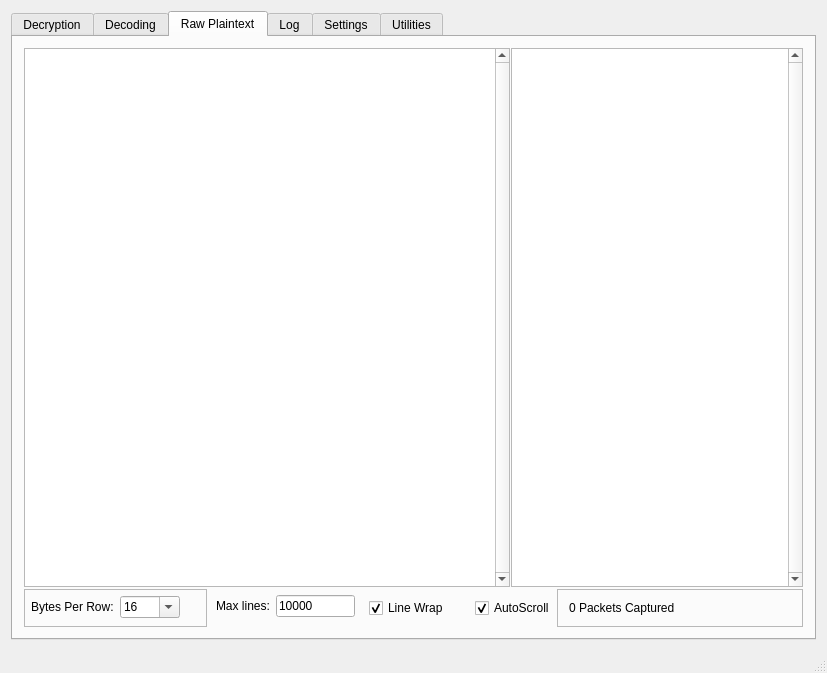
The window that exileSniffer/exileSniffer.ui (ncatlin/exileSniffer) describes before a commit, drawn with Qt 5.
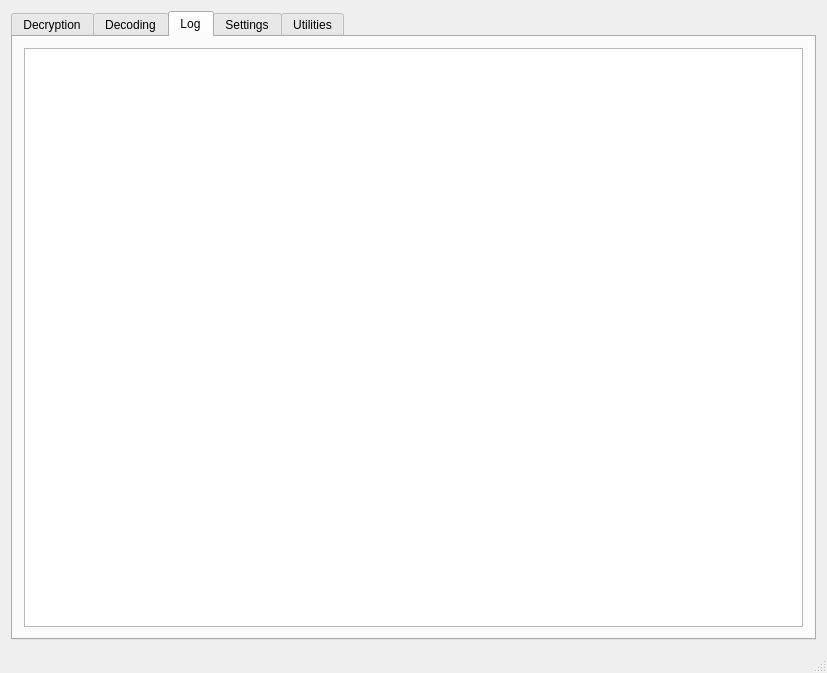
The same window after the commit. The open tabs and pages were chosen to show the change. Custom widgets are drawn as their Qt base class.

Commit message: removed hex pane - terrible performance and redundant with logfiles and hex on decode pane. added map device/portal msgs.

What changed in the file:
```diff
--- a/exileSniffer/exileSniffer.ui
+++ b/exileSniffer/exileSniffer.ui
@@ -677,279 +677,6 @@
         </item>
        </layout>
       </widget>
-      <widget class="QWidget" name="rawDecryptTab">
-       <attribute name="title">
-        <string>Raw Plaintext</string>
-       </attribute>
-       <layout class="QVBoxLayout" name="verticalLayout_2" stretch="0,0">
-        <property name="spacing">
-         <number>2</number>
-        </property>
-        <item>
-         <layout class="QHBoxLayout" name="textPaneFrame" stretch="5,3">
-          <property name="spacing">
-           <number>1</number>
-          </property>
-          <item>
-           <widget class="QTextEdit" name="ptHexPane">
-            <property name="font">
-             <font>
-              <family>Courier New</family>
-              <pointsize>8</pointsize>
-             </font>
-            </property>
-            <property name="verticalScrollBarPolicy">
-             <enum>Qt::ScrollBarAlwaysOn</enum>
-            </property>
-            <property name="lineWrapMode">
-             <enum>QTextEdit::NoWrap</enum>
-            </property>
-            <property name="readOnly">
-             <bool>true</bool>
-            </property>
-            <property name="html">
-             <string>&lt;!DOCTYPE HTML PUBLIC &quot;-//W3C//DTD HTML 4.0//EN&quot; &quot;http://www.w3.org/TR/REC-html40/strict.dtd&quot;&gt;
-&lt;html&gt;&lt;head&gt;&lt;meta name=&quot;qrichtext&quot; content=&quot;1&quot; /&gt;&lt;style type=&quot;text/css&quot;&gt;
-p, li { white-space: pre-wrap; }
-&lt;/style&gt;&lt;/head&gt;&lt;body style=&quot; font-family:'Courier New'; font-size:8pt; font-weight:400; font-style:normal;&quot;&gt;
-&lt;p style=&quot;-qt-paragraph-type:empty; margin-top:0px; margin-bottom:0px; margin-left:0px; margin-right:0px; -qt-block-indent:0; text-indent:0px;&quot;&gt;&lt;br /&gt;&lt;/p&gt;&lt;/body&gt;&lt;/html&gt;</string>
-            </property>
-            <property name="textInteractionFlags">
-             <set>Qt::TextSelectableByMouse</set>
-            </property>
-           </widget>
-          </item>
-          <item>
-           <widget class="QTextEdit" name="ptASCIIPane">
-            <property name="font">
-             <font>
-              <family>Courier New</family>
-             </font>
-            </property>
-            <property name="verticalScrollBarPolicy">
-             <enum>Qt::ScrollBarAlwaysOn</enum>
-            </property>
-            <property name="sizeAdjustPolicy">
-             <enum>QAbstractScrollArea::AdjustToContents</enum>
-            </property>
-            <property name="html">
-             <string>&lt;!DOCTYPE HTML PUBLIC &quot;-//W3C//DTD HTML 4.0//EN&quot; &quot;http://www.w3.org/TR/REC-html40/strict.dtd&quot;&gt;
-&lt;html&gt;&lt;head&gt;&lt;meta name=&quot;qrichtext&quot; content=&quot;1&quot; /&gt;&lt;style type=&quot;text/css&quot;&gt;
-p, li { white-space: pre-wrap; }
-&lt;/style&gt;&lt;/head&gt;&lt;body style=&quot; font-family:'Courier New'; font-size:8.25pt; font-weight:400; font-style:normal;&quot;&gt;
-&lt;p style=&quot;-qt-paragraph-type:empty; margin-top:0px; margin-bottom:0px; margin-left:0px; margin-right:0px; -qt-block-indent:0; text-indent:0px;&quot;&gt;&lt;br /&gt;&lt;/p&gt;&lt;/body&gt;&lt;/html&gt;</string>
-            </property>
-           </widget>
-          </item>
-         </layout>
-        </item>
-        <item>
-         <layout class="QHBoxLayout" name="rawControls">
-          <item>
-           <widget class="QFrame" name="bytesPerRowFrame">
-            <property name="maximumSize">
-             <size>
-              <width>183</width>
-              <height>16777215</height>
-             </size>
-            </property>
-            <property name="frameShape">
-             <enum>QFrame::StyledPanel</enum>
-            </property>
-            <property name="frameShadow">
-             <enum>QFrame::Raised</enum>
-            </property>
-            <layout class="QFormLayout" name="formLayout_5">
-             <property name="verticalSpacing">
-              <number>0</number>
-             </property>
-             <property name="leftMargin">
-              <number>6</number>
-             </property>
-             <property name="topMargin">
-              <number>6</number>
-             </property>
-             <property name="rightMargin">
-              <number>0</number>
-             </property>
-             <property name="bottomMargin">
-              <number>0</number>
-             </property>
-             <item row="0" column="0">
-              <widget class="QLabel" name="bytesRowLael">
-               <property name="maximumSize">
-                <size>
-                 <width>86</width>
-                 <height>16777215</height>
-                </size>
-               </property>
-               <property name="text">
-                <string>Bytes Per Row:</string>
-               </property>
-              </widget>
-             </item>
-             <item row="0" column="1">
-              <widget class="QComboBox" name="bytesRowCombo">
-               <property name="maximumSize">
-                <size>
-                 <width>60</width>
-                 <height>16777215</height>
-                </size>
-               </property>
-               <property name="editable">
-                <bool>true</bool>
-               </property>
-               <item>
-                <property name="text">
-                 <string>16</string>
-                </property>
-               </item>
-               <item>
-                <property name="text">
-                 <string>32</string>
-                </property>
-               </item>
-               <item>
-                <property name="text">
-                 <string>48</string>
-                </property>
-               </item>
-               <item>
-                <property name="text">
-                 <string>64</string>
-                </property>
-               </item>
-              </widget>
-             </item>
-            </layout>
-           </widget>
-          </item>
-          <item>
-           <widget class="QFrame" name="horizontalFrame_3">
-            <property name="maximumSize">
-             <size>
-              <width>150</width>
-              <height>16777215</height>
-             </size>
-            </property>
-            <layout class="QFormLayout" name="formLayout">
-             <property name="verticalSpacing">
-              <number>0</number>
-             </property>
-             <property name="leftMargin">
-              <number>3</number>
-             </property>
-             <property name="topMargin">
-              <number>6</number>
-             </property>
-             <property name="rightMargin">
-              <number>4</number>
-             </property>
-             <property name="bottomMargin">
-              <number>0</number>
-             </property>
-             <item row="0" column="0">
-              <widget class="QLabel" name="label_7">
-               <property name="maximumSize">
-                <size>
-                 <width>60</width>
-                 <height>16777215</height>
-                </size>
-               </property>
-               <property name="text">
-                <string>Max lines:</string>
-               </property>
-              </widget>
-             </item>
-             <item row="0" column="1">
-              <widget class="QLineEdit" name="maxRawLinesEdit">
-               <property name="minimumSize">
-                <size>
-                 <width>0</width>
-                 <height>11</height>
-                </size>
-               </property>
-               <property name="maximumSize">
-                <size>
-                 <width>79</width>
-                 <height>22</height>
-                </size>
-               </property>
-               <property name="text">
-                <string>10000</string>
-               </property>
-              </widget>
-             </item>
-            </layout>
-           </widget>
-          </item>
-          <item>
-           <widget class="QCheckBox" name="rawLinewrapCheck">
-            <property name="maximumSize">
-             <size>
-              <width>100</width>
-              <height>16777215</height>
-             </size>
-            </property>
-            <property name="text">
-             <string>Line Wrap</string>
-            </property>
-            <property name="checked">
-             <bool>true</bool>
-            </property>
-           </widget>
-          </item>
-          <item>
-           <widget class="QCheckBox" name="rawAutoScrollCheck">
-            <property name="maximumSize">
-             <size>
-              <width>76</width>
-              <height>16777215</height>
-             </size>
-            </property>
-            <property name="text">
-             <string>AutoScroll</string>
-            </property>
-            <property name="checked">
-             <bool>true</bool>
-            </property>
-           </widget>
-          </item>
-          <item>
-           <widget class="QFrame" name="frame">
-            <property name="maximumSize">
-             <size>
-              <width>259</width>
-              <height>16777215</height>
-             </size>
-            </property>
-            <property name="frameShape">
-             <enum>QFrame::StyledPanel</enum>
-            </property>
-            <property name="frameShadow">
-             <enum>QFrame::Raised</enum>
-            </property>
-            <layout class="QHBoxLayout" name="horizontalLayout">
-             <item>
-              <widget class="QLabel" name="filterLabel">
-               <property name="maximumSize">
-                <size>
-                 <width>500</width>
-                 <height>16777215</height>
-                </size>
-               </property>
-               <property name="text">
-                <string>0 Packets Captured</string>
-               </property>
-              </widget>
-             </item>
-            </layout>
-           </widget>
-          </item>
-         </layout>
-        </item>
-       </layout>
-      </widget>
       <widget class="QWidget" name="metaLogTab">
        <attribute name="title">
         <string>Log</string>
```
Left out of the diff: 115 changed lines with no effect on the pictures. The commit also changes 13 other files.
